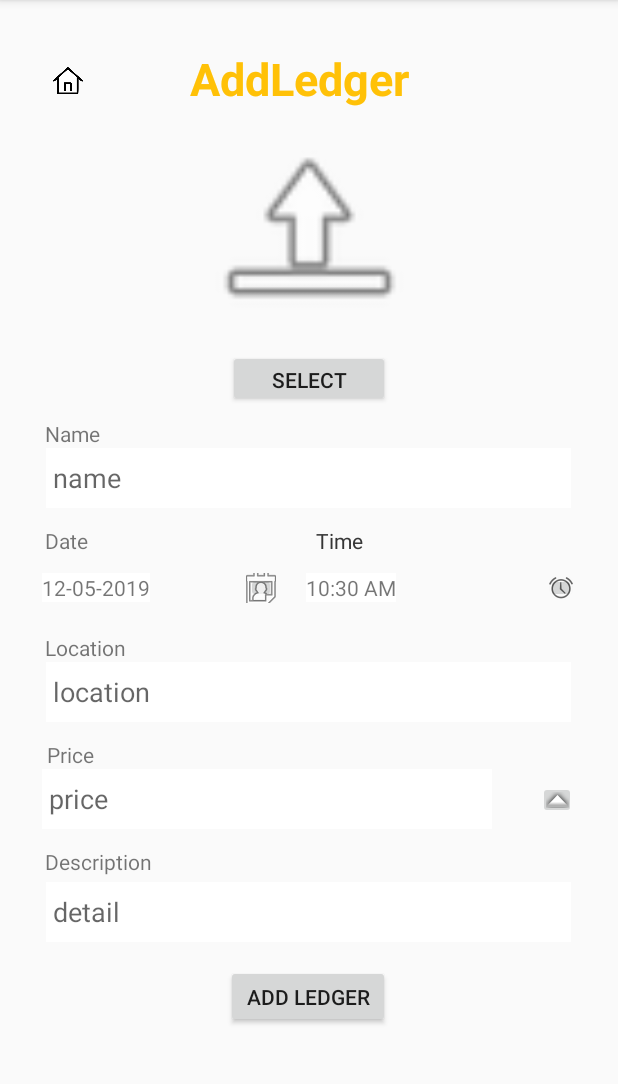
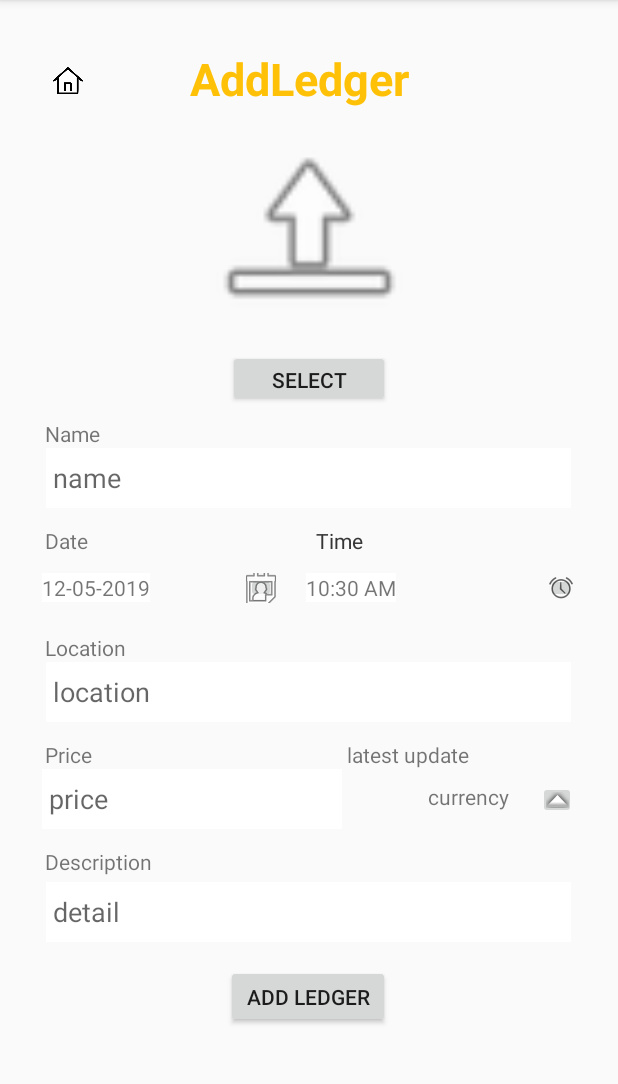
Before and after one commit to PittayutSothanakul/MemoL, an Android app: the AddLedgerActivity screen opened directly, with no data from a screen before it, on a phone screen of 412 x 824 dp, the part 84-1168 px from its top. Run offline under Robolectric (Android 15) with nearby library versions, the phone set to English and light mode, and no system bars; our stand-ins replace Firebase (no records; nobody signed in at launch, a user with empty details on screens opened directly); pictures from the network do not load; 2 statements that could not run were skipped.

Commit message:
add api currency

```diff
--- a/app/src/main/AndroidManifest.xml
+++ b/app/src/main/AndroidManifest.xml
@@ -2,6 +2,7 @@
 <manifest xmlns:android="http://schemas.android.com/apk/res/android"
     package="com.example.memol">
 
+    <uses-permission android:name="android.permission.INTERNET"/>
     <application
         android:allowBackup="true"
         android:icon="@mipmap/ic_launcher"
--- a/app/src/main/java/com/example/memol/AddLedgerActivity.java
+++ b/app/src/main/java/com/example/memol/AddLedgerActivity.java
@@ -45,8 +45,8 @@ import java.util.Locale;
 public class AddLedgerActivity extends AppCompatActivity {
 
     private ImageView imageView;
-    private Button selectButton, enterButton;
-    private ImageButton dateButton, timeButton;
+    private Button selectButton, enterButton ;
+    private ImageButton dateButton, timeButton ,priceButton;
     private TextView nameText, dateText, timeText, locationText, priceText, descriptionText;
     private FirebaseAuth mAuth;
     private Firebase mRootRef;
@@ -56,6 +56,7 @@ public class AddLedgerActivity extends AppCompatActivity {
     private Uri imagesUri = null;
     private DatabaseReference mdatabaseRef;
     private StorageReference mStorage;
+    public  static TextView addLedger , lastestUpdateText, currencyText;
 
     @Override
     protected void onCreate(Bundle savedInstanceState) {
@@ -71,8 +72,12 @@ public class AddLedgerActivity extends AppCompatActivity {
         int min = c1.get(Calendar.MINUTE);
         int sec = c1.get(Calendar.SECOND);
 
+        fetchCurrency process = new fetchCurrency();
+        process.execute();
+
         selectButton = (Button) findViewById(R.id.selectButton);
         enterButton = (Button) findViewById(R.id.enterButton);
+        priceButton = (ImageButton) findViewById(R.id.priceButton);
         timeButton = (ImageButton) findViewById(R.id.timeButton);
         dateButton = (ImageButton) findViewById(R.id.dateButton);
         nameText = (TextView) findViewById(R.id.nameText);
@@ -82,6 +87,10 @@ public class AddLedgerActivity extends AppCompatActivity {
         locationText = (TextView) findViewById(R.id.locationText);
         descriptionText = (TextView) findViewById(R.id.descriptionText);
         imageView = (ImageView) findViewById(R.id.imageView);
+
+        addLedger = (TextView) findViewById(R.id.addLedger);
+        lastestUpdateText = (TextView) findViewById(R.id.lastestupdateText);
+        currencyText = (TextView) findViewById(R.id.currencyText);
 
         dateText.setText(date_n);
         String am_pm;
@@ -200,6 +209,16 @@ public class AddLedgerActivity extends AppCompatActivity {
                 startActivity(i);
             }
         });
+
+
+        priceButton.setOnClickListener(new View.OnClickListener() {
+            @Override
+            public void onClick(View view) {
+
+            }
+        });
+
+
     }
 
     @Override
@@ -258,9 +277,14 @@ public class AddLedgerActivity extends AppCompatActivity {
         }
     }
 
+
+
     public void onClickToHome(View view) {
         Intent i = new Intent(AddLedgerActivity.this, HomeActivity.class);
         finish();
         startActivity(i);
     }
+
+
+
 }
--- /dev/null
+++ b/app/src/main/java/com/example/memol/fetchCurrency.java
@@ -0,0 +1,71 @@
+package com.example.memol;
+
+import android.os.AsyncTask;
+
+import org.json.JSONArray;
+import org.json.JSONException;
+import org.json.JSONObject;
+
+import java.io.BufferedReader;
+import java.io.IOException;
+import java.io.InputStream;
+import java.io.InputStreamReader;
+import java.net.HttpURLConnection;
+import java.net.MalformedURLException;
+import java.net.URL;
+
+public class fetchCurrency extends AsyncTask<Void,Void,Void> {
+    String data ="";
+    String dataParsed = "";
+    String singleParsed ="";
+    String date = "";
+    @Override
+    protected Void doInBackground(Void... voids) {
+        try {
+//            URL url = new URL("https://api.myjson.com/bins/j5f6b");
+            URL url = new URL("https://api.exchangeratesapi.io/latest");
+
+            HttpURLConnection httpURLConnection = (HttpURLConnection) url.openConnection();
+            InputStream inputStream = httpURLConnection.getInputStream();
+            BufferedReader bufferedReader = new BufferedReader(new InputStreamReader(inputStream));
+            String line = "";
+            while(line != null){
+                line = bufferedReader.readLine();
+                data = data + line;
+            }
+
+            JSONObject jo = new JSONObject(data);
+            date = (String) jo.get("date");
+
+//            JSONArray JA = new JSONArray(data);
+//            for(int i =0 ;i <JA.length(); i++){
+//                JSONObject JO = (JSONObject) JA.get(i);
+//                singleParsed =  "Name:" + JO.get("name") + "\n"+
+//                        "Password:" + JO.get("password") + "\n"+
+//                        "Contact:" + JO.get("contact") + "\n"+
+//                        "Country:" + JO.get("country") + "\n";
+//
+//                dataParsed = dataParsed + singleParsed +"\n" ;
+//
+//
+//            }
+
+        } catch (MalformedURLException e) {
+            e.printStackTrace();
+        } catch (IOException e) {
+            e.printStackTrace();
+        } catch (JSONException e) {
+            e.printStackTrace();
+        }
+
+        return null;
+    }
+
+    @Override
+    protected void onPostExecute(Void aVoid) {
+        super.onPostExecute(aVoid);
+
+        AddLedgerActivity.lastestUpdateText.setText("latest update " + this.date);
+
+    }
+}
--- a/app/src/main/res/layout/activity_addledger.xml
+++ b/app/src/main/res/layout/activity_addledger.xml
@@ -6,7 +6,33 @@
     android:layout_height="match_parent">
 
     <TextView
-        android:id="@+id/textView18"
+        android:id="@+id/lastestupdateText"
+        android:layout_width="wrap_content"
+        android:layout_height="wrap_content"
+        android:layout_marginStart="8dp"
+        android:layout_marginTop="12dp"
+        android:layout_marginEnd="8dp"
+        android:text="Lastest update"
+        app:layout_constraintEnd_toEndOf="parent"
+        app:layout_constraintHorizontal_bias="0.717"
+        app:layout_constraintStart_toStartOf="parent"
+        app:layout_constraintTop_toBottomOf="@+id/locationText" />
+
+    <TextView
+        android:id="@+id/currencyText"
+        android:layout_width="wrap_content"
+        android:layout_height="wrap_content"
+        android:layout_marginStart="8dp"
+        android:layout_marginTop="80dp"
+        android:layout_marginEnd="8dp"
+        android:text="currency"
+        app:layout_constraintEnd_toEndOf="parent"
+        app:layout_constraintHorizontal_bias="0.811"
+        app:layout_constraintStart_toStartOf="parent"
+        app:layout_constraintTop_toBottomOf="@+id/textView7" />
+
+    <TextView
+        android:id="@+id/textView"
         android:layout_width="wrap_content"
         android:layout_height="wrap_content"
         android:layout_marginStart="8dp"
@@ -14,7 +40,7 @@
         android:layout_marginEnd="8dp"
         android:text="Price"
         app:layout_constraintEnd_toEndOf="parent"
-        app:layout_constraintHorizontal_bias="0.064"
+        app:layout_constraintHorizontal_bias="0.06"
         app:layout_constraintStart_toStartOf="parent"
         app:layout_constraintTop_toBottomOf="@+id/textView7" />
 
@@ -36,13 +62,13 @@
         android:layout_width="wrap_content"
         android:layout_height="wrap_content"
         android:layout_marginStart="8dp"
-        android:layout_marginTop="52dp"
+        android:layout_marginTop="12dp"
         android:layout_marginEnd="8dp"
         android:text="Description"
         app:layout_constraintEnd_toEndOf="parent"
         app:layout_constraintHorizontal_bias="0.068"
         app:layout_constraintStart_toStartOf="parent"
-        app:layout_constraintTop_toBottomOf="@+id/textView18" />
+        app:layout_constraintTop_toBottomOf="@+id/priceText" />
 
     <TextView
         android:id="@+id/textView7"
@@ -84,7 +110,7 @@
         app:layout_constraintTop_toBottomOf="@+id/textView5" />
 
     <TextView
-        android:id="@+id/textView3"
+        android:id="@+id/addLedger"
         android:layout_width="158dp"
         android:layout_height="42dp"
         android:layout_marginStart="8dp"
@@ -108,7 +134,7 @@
         android:layout_marginEnd="8dp"
         app:layout_constraintEnd_toEndOf="parent"
         app:layout_constraintStart_toStartOf="parent"
-        app:layout_constraintTop_toBottomOf="@+id/textView3"
+        app:layout_constraintTop_toBottomOf="@+id/addLedger"
         app:srcCompat="@android:drawable/ic_menu_upload" />
 
     <Button
@@ -239,7 +265,7 @@
 
     <EditText
         android:id="@+id/priceText"
-        android:layout_width="300dp"
+        android:layout_width="200dp"
         android:layout_height="40dp"
         android:layout_marginStart="28dp"
         android:background="#FFF"
@@ -247,7 +273,7 @@
         android:hint=" price"
         android:inputType="number|textPersonName"
         app:layout_constraintStart_toStartOf="parent"
-        app:layout_constraintTop_toBottomOf="@+id/textView18" />
+        app:layout_constraintTop_toBottomOf="@+id/textView" />
 
     <ImageButton
         android:id="@+id/priceButton"
--- a/app/src/main/res/layout/activity_addmemo.xml
+++ b/app/src/main/res/layout/activity_addmemo.xml
@@ -72,7 +72,7 @@
         app:layout_constraintTop_toBottomOf="@+id/textView5" />
 
     <TextView
-        android:id="@+id/textView3"
+        android:id="@+id/addLedger"
         android:layout_width="150dp"
         android:layout_height="35dp"
         android:layout_marginStart="8dp"
@@ -95,7 +95,7 @@
         android:layout_marginEnd="8dp"
         app:layout_constraintEnd_toEndOf="parent"
         app:layout_constraintStart_toStartOf="parent"
-        app:layout_constraintTop_toBottomOf="@+id/textView3"
+        app:layout_constraintTop_toBottomOf="@+id/addLedger"
         app:srcCompat="@android:drawable/ic_menu_upload" />
 
     <Button
```
